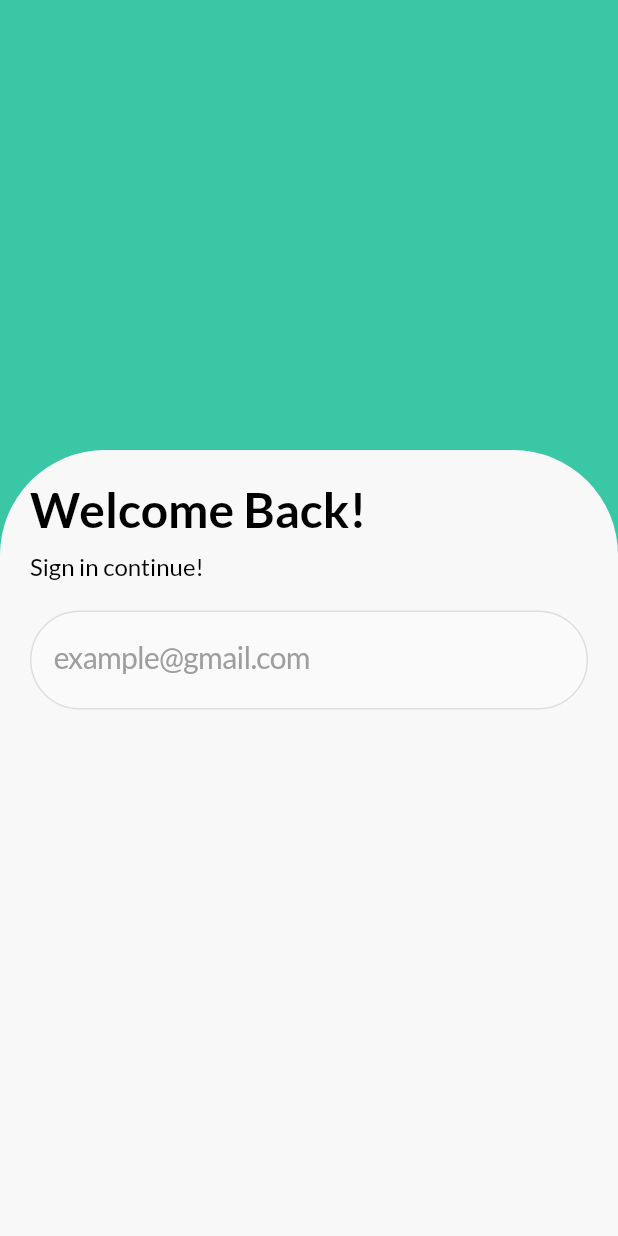
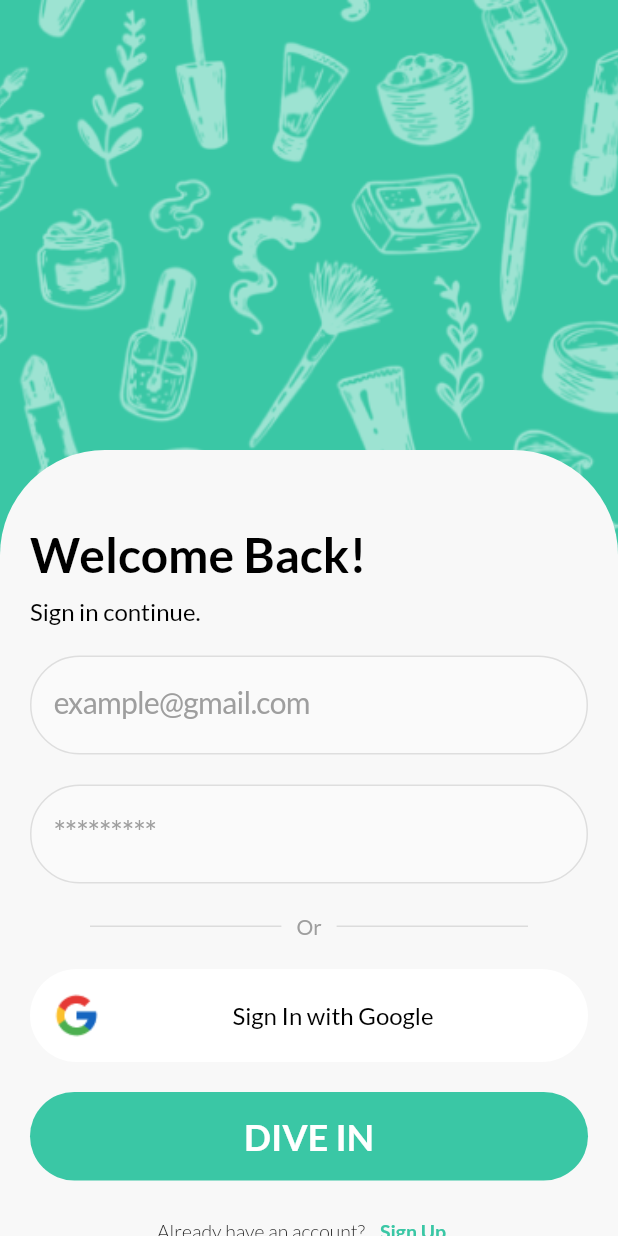
Before and after one commit to zainsive/elite-mobile, a Flutter app: the screen it shows after launch, on a phone screen of 412 x 824 dp. Run offline on Flutter 3.47's test engine with Material 2 defaults, Android fonts, the phone set to English and light mode, and no system bars; our stand-ins replace google_fonts.

Commit message:
login screen

```diff
--- a/lib/modules/authentication/login/screens/login_screen.dart
+++ b/lib/modules/authentication/login/screens/login_screen.dart
@@ -1,6 +1,10 @@
 import 'package:elite_commerce/custom/color.dart';
 import 'package:elite_commerce/custom/styles.dart';
-import 'package:flutter/cupertino.dart';
+import 'package:elite_commerce/modules/authentication/login/widgets/k_button.dart';
+import 'package:elite_commerce/modules/authentication/login/widgets/k_googleBtn.dart';
+import 'package:elite_commerce/modules/authentication/login/widgets/k_header.dart';
+import 'package:elite_commerce/modules/authentication/login/widgets/k_passwordField.dart';
+import 'package:elite_commerce/modules/authentication/login/widgets/k_textField.dart';
 import 'package:flutter/material.dart';
 
 class LoginScreen extends StatefulWidget {
@@ -16,13 +20,14 @@ class _LoginScreenState extends State<LoginScreen> {
     return Scaffold(
       body: Stack(
         children: [
-          Container(
-            width: double.infinity,
-            color: kMainColor,
-            height: 400,
+          const KHeader(),
+          ListView(
+            physics: const BouncingScrollPhysics(),
+            children: [
+              const SizedBox(
+                height: 300,
               ),
               Container(
-            margin: const EdgeInsets.only(top: 300),
                 padding: const EdgeInsets.symmetric(horizontal: 20),
                 decoration: const BoxDecoration(
                   color: Color(0xffF8F8F8),
@@ -31,10 +36,12 @@ class _LoginScreenState extends State<LoginScreen> {
                     topRight: Radius.circular(70),
                   ),
                 ),
-            child: ListView(
+                child: Column(
+                  mainAxisAlignment: MainAxisAlignment.start,
+                  crossAxisAlignment: CrossAxisAlignment.start,
                   children: [
                     const SizedBox(
-                  height: 20,
+                      height: 50,
                     ),
                     Text(
                       'Welcome Back!',
@@ -47,7 +54,7 @@ class _LoginScreenState extends State<LoginScreen> {
                       height: 10,
                     ),
                     Text(
-                  'Sign in continue!',
+                      'Sign in continue.',
                       style: kBlackStyle.copyWith(
                         fontSize: 16,
                         fontWeight: FontWeight.w400,
@@ -56,25 +63,101 @@ class _LoginScreenState extends State<LoginScreen> {
                     const SizedBox(
                       height: 20,
                     ),
-                CupertinoTextField(
-                  placeholder: 'example@gmail.com',
-                  placeholderStyle: kGreyStyle.copyWith(
-                    fontSize: 20,
-                    fontWeight: FontWeight.w400,
+                    KTextField(
+                      title: 'example@gmail.com',
+                      controller: TextEditingController(),
                     ),
-                  padding: EdgeInsets.symmetric(horizontal: 15, vertical: 20),
-                  decoration: BoxDecoration(
-                    color: Color(0xffFAFAFA),
-                    borderRadius: BorderRadius.circular(50),
-                    border: Border.all(
-                      color: const Color(0xffDEDEDE),
-                      width: 1,
+                    const SizedBox(
+                      height: 20,
+                    ),
+                    KPasswordField(
+                      controller: TextEditingController(),
+                    ),
+                    const SizedBox(
+                      height: 20,
+                    ),
+                    Padding(
+                      padding: const EdgeInsets.symmetric(horizontal: 40),
+                      child: Row(
+                        children: [
+                          Expanded(
+                            child: Container(
+                              height: 1,
+                              color: const Color(0xffDCDCDC),
+                            ),
+                          ),
+                          Padding(
+                            padding: const EdgeInsets.symmetric(horizontal: 10),
+                            child: Text(
+                              'Or',
+                              style: kGreyStyle.copyWith(
+                                fontSize: 14,
+                                fontWeight: FontWeight.w500,
+                              ),
+                            ),
+                          ),
+                          Expanded(
+                            child: Container(
+                              height: 1,
+                              color: const Color(0xffDCDCDC),
+                            ),
+                          ),
+                        ],
+                      ),
+                    ),
+                    const SizedBox(
+                      height: 20,
+                    ),
+                    const KGoogleButton(),
+                    const SizedBox(
+                      height: 20,
+                    ),
+                    KButton(
+                      onTap: () {},
+                      title: 'DIVE IN',
+                    ),
+                    const SizedBox(
+                      height: 10,
+                    ),
+                    SizedBox(
+                      width: double.infinity,
+                      child: Row(
+                        crossAxisAlignment: CrossAxisAlignment.center,
+                        mainAxisAlignment: MainAxisAlignment.center,
+                        children: [
+                          Text(
+                            'Already have an account?',
+                            style: kBlackStyle.copyWith(
+                              fontSize: 13,
+                              fontWeight: FontWeight.w300,
+                            ),
+                          ),
+                          TextButton(
+                            onPressed: () {},
+                            style: ButtonStyle(
+                              overlayColor: MaterialStateProperty.all(
+                                kMainColor.withOpacity(0.5),
+                              ),
+                            ),
+                            child: Text(
+                              'Sign Up',
+                              style: kGreenStyle.copyWith(
+                                fontSize: 13,
+                                fontWeight: FontWeight.w700,
                               ),
                             ),
                           ),
                         ],
                       ),
                     ),
+                    const SizedBox(
+                      height: 20,
+                    ),
+                  ],
+                ),
+              ),
+            ],
+          ),
         ],
       ),
     );
--- /dev/null
+++ b/lib/modules/authentication/login/widgets/k_button.dart
@@ -0,0 +1,36 @@
+import 'package:elite_commerce/custom/color.dart';
+import 'package:elite_commerce/custom/styles.dart';
+import 'package:flutter/material.dart';
+
+class KButton extends StatelessWidget {
+  const KButton({required this.title, required this.onTap, super.key});
+  final Function() onTap;
+  final String title;
+
+  @override
+  Widget build(BuildContext context) {
+    return SizedBox(
+      width: double.infinity,
+      child: ElevatedButton(
+        onPressed: onTap,
+        style: ElevatedButton.styleFrom(
+          backgroundColor: kMainColor,
+          elevation: 0.0,
+          padding: const EdgeInsets.symmetric(
+            vertical: 15,
+          ),
+          shape: RoundedRectangleBorder(
+            borderRadius: BorderRadius.circular(50),
+          ),
+        ),
+        child: Text(
+          title,
+          style: kWhiteStyle.copyWith(
+            fontSize: 24,
+            fontWeight: FontWeight.w700,
+          ),
+        ),
+      ),
+    );
+  }
+}
--- /dev/null
+++ b/lib/modules/authentication/login/widgets/k_googleBtn.dart
@@ -0,0 +1,39 @@
+// ignore_for_file: file_names
+
+import 'package:elite_commerce/custom/styles.dart';
+import 'package:flutter/material.dart';
+
+class KGoogleButton extends StatelessWidget {
+  const KGoogleButton({super.key});
+
+  @override
+  Widget build(BuildContext context) {
+    return GestureDetector(
+      onTap: () {},
+      child: Container(
+        width: double.infinity,
+        padding: const EdgeInsets.symmetric(vertical: 15, horizontal: 15),
+        decoration: BoxDecoration(
+          color: Colors.white,
+          borderRadius: BorderRadius.circular(50),
+        ),
+        child: Row(
+          children: [
+            Image.asset(
+              'assets/icons/google.png',
+            ),
+            const Spacer(),
+            Text(
+              'Sign In with Google',
+              style: kBlackStyle.copyWith(
+                fontSize: 16,
+                fontWeight: FontWeight.w400,
+              ),
+            ),
+            const Spacer(),
+          ],
+        ),
+      ),
+    );
+  }
+}
--- /dev/null
+++ b/lib/modules/authentication/login/widgets/k_header.dart
@@ -0,0 +1,21 @@
+import 'package:elite_commerce/custom/color.dart';
+import 'package:flutter/material.dart';
+
+class KHeader extends StatelessWidget {
+  const KHeader({super.key});
+
+  @override
+  Widget build(BuildContext context) {
+    return Container(
+      width: double.infinity,
+      height: 500,
+      decoration: BoxDecoration(
+        color: kMainColor,
+        image: const DecorationImage(
+          fit: BoxFit.cover,
+          image: AssetImage('assets/images/auth_image.png'),
+        ),
+      ),
+    );
+  }
+}
--- /dev/null
+++ b/lib/modules/authentication/login/widgets/k_passwordField.dart
@@ -0,0 +1,32 @@
+// ignore_for_file: file_names
+
+import 'package:flutter/cupertino.dart';
+import 'package:elite_commerce/custom/styles.dart';
+
+class KPasswordField extends StatelessWidget {
+  const KPasswordField({required this.controller, super.key});
+  final TextEditingController controller;
+
+  @override
+  Widget build(BuildContext context) {
+    return CupertinoTextField(
+      controller: controller,
+      placeholder: '*********',
+      obscuringCharacter: '*',
+      obscureText: true,
+      placeholderStyle: kGreyStyle.copyWith(
+        fontSize: 20,
+        fontWeight: FontWeight.w400,
+      ),
+      padding: const EdgeInsets.symmetric(horizontal: 15, vertical: 20),
+      decoration: BoxDecoration(
+        color: const Color(0xffFAFAFA),
+        borderRadius: BorderRadius.circular(50),
+        border: Border.all(
+          color: const Color(0xffDEDEDE),
+          width: 1,
+        ),
+      ),
+    );
+  }
+}
--- /dev/null
+++ b/lib/modules/authentication/login/widgets/k_textField.dart
@@ -0,0 +1,35 @@
+// ignore_for_file: file_names
+
+import 'package:elite_commerce/custom/styles.dart';
+import 'package:flutter/cupertino.dart';
+
+class KTextField extends StatelessWidget {
+  const KTextField({
+    required this.title,
+    required this.controller,
+    super.key,
+  });
+  final TextEditingController controller;
+  final String title;
+
+  @override
+  Widget build(BuildContext context) {
+    return CupertinoTextField(
+      controller: controller,
+      placeholder: title,
+      placeholderStyle: kGreyStyle.copyWith(
+        fontSize: 20,
+        fontWeight: FontWeight.w400,
+      ),
+      padding: const EdgeInsets.symmetric(horizontal: 15, vertical: 20),
+      decoration: BoxDecoration(
+        color: const Color(0xffFAFAFA),
+        borderRadius: BorderRadius.circular(50),
+        border: Border.all(
+          color: const Color(0xffDEDEDE),
+          width: 1,
+        ),
+      ),
+    );
+  }
+}
```
Also changed, not shown: pubspec.yaml (+5 -4 lines), assets/icons/google.png (added), assets/images/auth_image.png (added), 4 other files. Lines whose indentation alone changed are shown as unchanged.
